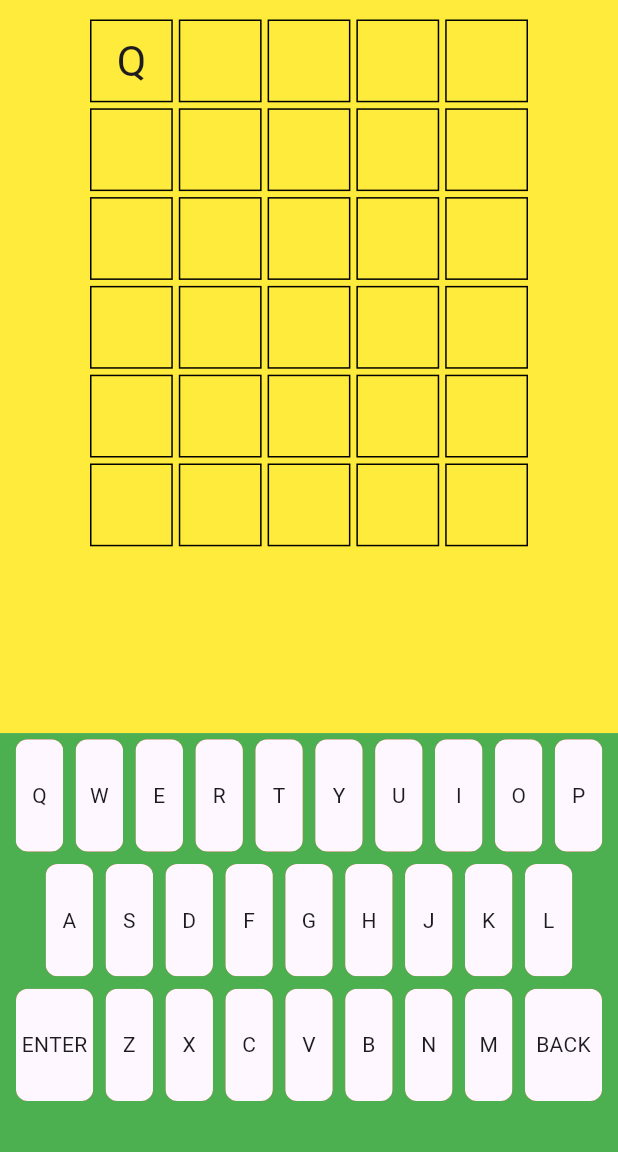
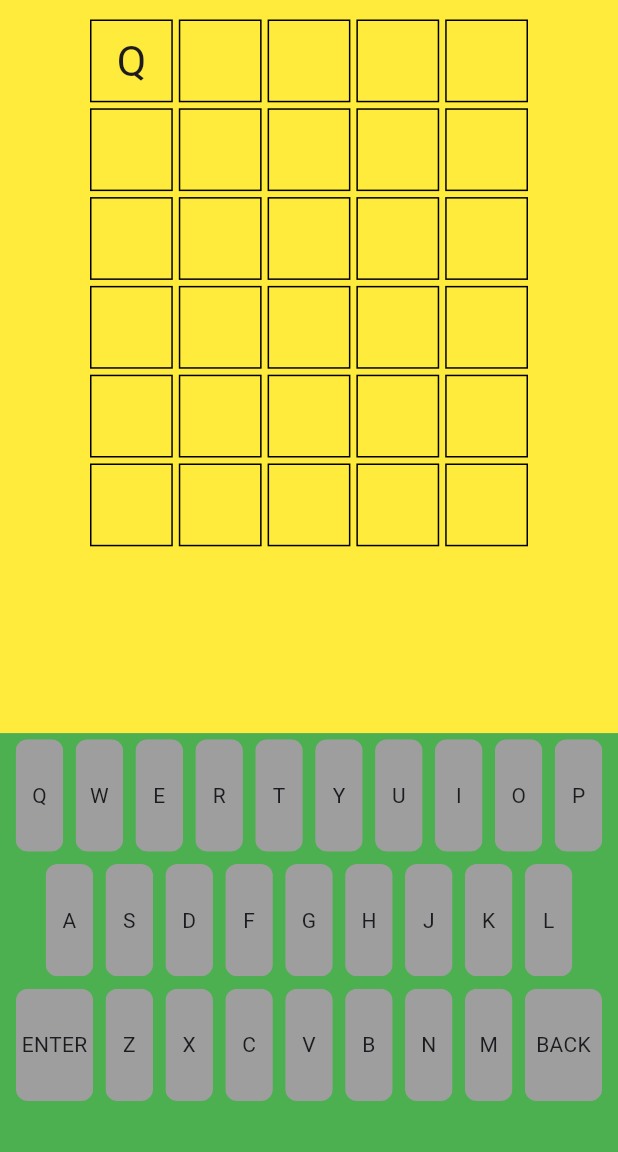
Before and after one commit to iamoguzhanarslantas/lettery, a Flutter app: the screen it shows after launch, after a tap on an icon or button, on a phone screen of 412 x 824 dp, the part 84-1236 px from its top. Run offline on Flutter 3.47's test engine with Material 2 defaults, Android fonts, the light colour scheme and no system bars; our stand-ins replace flutter_riverpod, freezed_annotation, go_router.

Commit message:
add color to keyboard

```diff
--- a/lib/src/home/controllers/home_controller_state_notifier.dart
+++ b/lib/src/home/controllers/home_controller_state_notifier.dart
@@ -53,7 +53,9 @@ class HomeControllerStateNotifier extends StateNotifier<HomeControllerState> {
       for (int i = state.currentRow * 5; i < (state.currentRow * 5) + 5; i++) {
         state.tilesEntered[i].answerStage = AnswerStage.correct;
         keysMap.update(
-            state.tilesEntered[i].letter, (value) => AnswerStage.correct);
+          state.tilesEntered[i].letter,
+          (value) => AnswerStage.correct,
+        );
       }
     } else {
       for (int i = 0; i < 5; i++) {
@@ -61,7 +63,10 @@ class HomeControllerStateNotifier extends StateNotifier<HomeControllerState> {
           remainingCorrect.remove(guessedWord[i]);
           state.tilesEntered[i + (state.currentRow * 5)].answerStage =
               AnswerStage.correct;
-          keysMap.update(guessedWord[i], (value) => AnswerStage.correct);
+          keysMap.update(
+            guessedWord[i],
+            (value) => AnswerStage.correct,
+          );
         }
       }
       for (int i = 0; i < remainingCorrect.length; i++) {
@@ -77,9 +82,11 @@ class HomeControllerStateNotifier extends StateNotifier<HomeControllerState> {
                 element.key ==
                 state.tilesEntered[j + (state.currentRow * 5)].letter);
 
-            if (resultKey.single.value == AnswerStage.correct) {
+            if (resultKey.single.value != AnswerStage.correct) {
               keysMap.update(
-                  resultKey.single.key, (value) => AnswerStage.contains);
+                resultKey.single.key,
+                (value) => AnswerStage.contains,
+              );
             }
           }
         }
--- a/lib/src/home/pages/home_page.dart
+++ b/lib/src/home/pages/home_page.dart
@@ -21,8 +21,9 @@ class _HomePageState extends ConsumerState<HomePage> {
     final r = Random().nextInt(words.length);
     _word = words[r];
     WidgetsBinding.instance.addPostFrameCallback((_) {
-      final homeProviderController = ref.read(homeControllerProvider.notifier);
-      homeProviderController.setCorrectWord(word: _word);
+      final homeProviderNotifierController =
+          ref.read(homeControllerProvider.notifier);
+      homeProviderNotifierController.setCorrectWord(word: _word);
     });
     super.initState();
   }
--- a/lib/src/home/widgets/keyboard_row.dart
+++ b/lib/src/home/widgets/keyboard_row.dart
@@ -1,7 +1,7 @@
 import 'package:flutter/material.dart';
 import 'package:flutter_riverpod/flutter_riverpod.dart';
 import 'package:lettery/src/home/home.dart'
-    show homeControllerProvider, keysMap;
+    show AnswerStage, AppColors, homeControllerProvider, keysMap;
 
 class KeyboardRow extends ConsumerWidget {
   const KeyboardRow({
@@ -14,7 +14,8 @@ class KeyboardRow extends ConsumerWidget {
 
   @override
   Widget build(BuildContext context, WidgetRef ref) {
-    final homeProviderController = ref.read(homeControllerProvider.notifier);
+    final homeProviderNotifierController =
+        ref.read(homeControllerProvider.notifier);
     final size = MediaQuery.of(context).size;
     int index = 0;
     return Row(
@@ -23,20 +24,27 @@ class KeyboardRow extends ConsumerWidget {
         (e) {
           index++;
           if (index >= min && index <= max) {
+            Color color = Colors.grey;
+            if (e.value == AnswerStage.correct) {
+              color = AppColors.correctGreen;
+            }
+            if (e.value == AnswerStage.contains) {
+              color = AppColors.containsYellow;
+            }
             return Padding(
               padding: EdgeInsets.all(size.width / 100),
               child: ClipRRect(
                 borderRadius: BorderRadius.circular(8),
-                child: Container(
-                  color: Colors.red,
+                child: SizedBox(
                   width: e.key == 'ENTER' || e.key == 'BACK'
                       ? size.width / 8
                       : size.width / 13,
                   height: size.height / 11,
                   child: Material(
+                    color: color,
                     child: InkWell(
                       onTap: () {
-                        homeProviderController.setKeyTapped(
+                        homeProviderNotifierController.setKeyTapped(
                           value: e.key,
                         );
                       },
```
